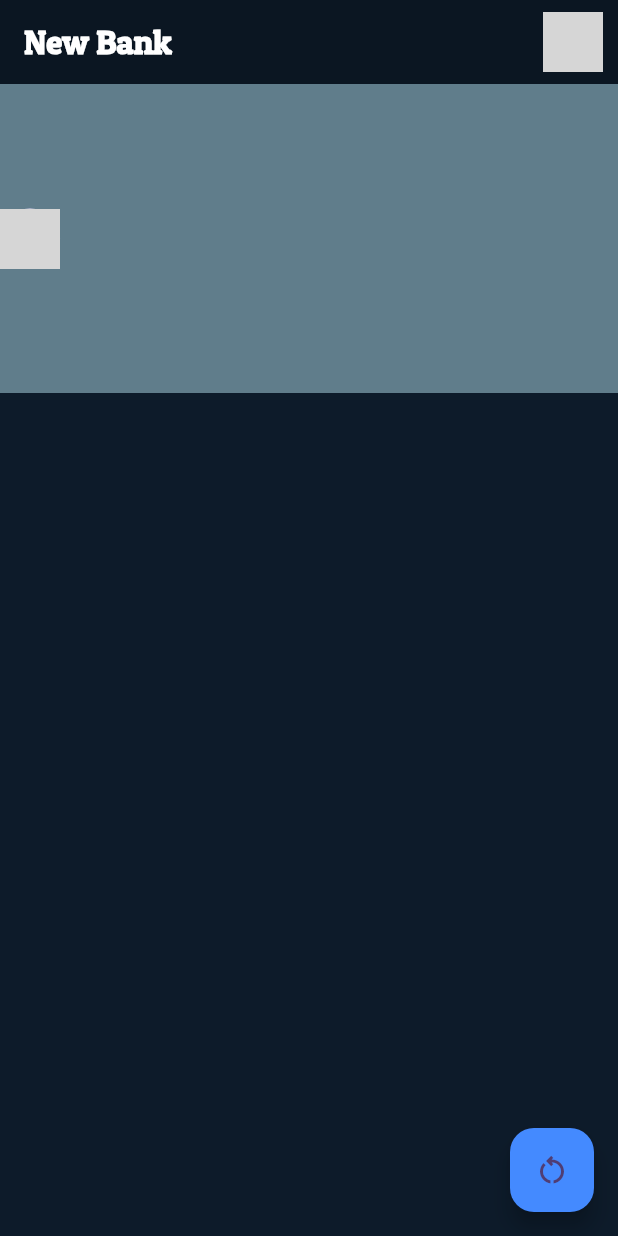
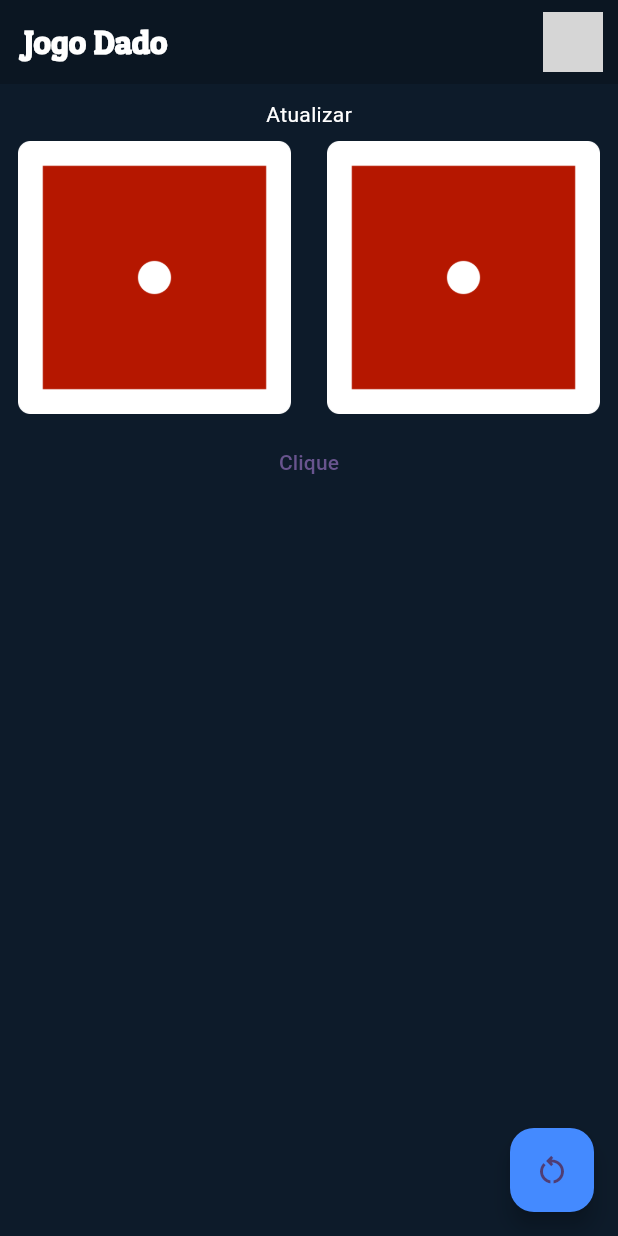
Before and after one commit to Raiam-Dev/app_flutter_http, a Flutter app: the screen it shows after launch, after a tap on the "restart alt" icon, on a phone screen of 412 x 824 dp. Run offline on Flutter 3.47's test engine with Material 3 defaults, Android fonts, the phone set to English and light mode, and no system bars; our stand-ins replace audioplayers; accounts and stored records are empty; network calls fail; grey boxes are pictures that could not be loaded.

Commit message:
Versao Melhorando

```diff
--- a/lib/functionsApi/api_teste.dart
+++ b/lib/functionsApi/api_teste.dart
@@ -3,14 +3,14 @@ import 'package:app_http/Mapper/mapper_json.dart';
 import 'package:http/http.dart' as http;
 
 Future<User> requestApi() async {
-  var url = Uri.parse("https://jsonplaceholder.typicode.com/todos/1");
+  var url = Uri.parse("https://jsonplaceholder.typicode.com/todos/10");
 
   var response = await http.get(url);
 
   if (response.statusCode == 200) {
     dynamic jsondecoder = jsonDecode(response.body);
-    User user_client = User.fromMap(jsondecoder);
-    return user_client;
+    User userclient = User.fromMap(jsondecoder);
+    return userclient;
   } else {
     throw Exception("Erro ao com servidor");
   }
--- a/lib/main.dart
+++ b/lib/main.dart
@@ -1,6 +1,8 @@
 import 'package:app_http/Mapper/mapper_json.dart';
 import 'package:flutter/material.dart';
 import 'functionsApi/api_teste.dart';
+import 'package:audioplayers/audioplayers.dart';
+import 'dart:math';
 
 void main() {
   runApp(const MyApp());
@@ -28,13 +30,20 @@
 }
 
 class _MyHomePageState extends State<MyHomePage> {
-  String imagem = "images/brenda.jpg";
+  int dadoEsquerdo = 1;
+  int dadoDireito = 1;
   User? result;
+
   void carregarApi() async {
     User resultado = await requestApi();
     setState(() {
       result = resultado;
     });
+  }
+
+  void gerarDados() {
+    dadoDireito = Random().nextInt(6) + 1;
+    dadoEsquerdo = Random().nextInt(6) + 1;
   }
 
   @override
@@ -43,7 +52,7 @@
       backgroundColor: Color(0xFF0D1B2A),
       appBar: AppBar(
         title: Text(
-          "New Bank",
+          "Jogo Dado",
           style: TextStyle(
             color: Colors.white,
             fontFamily: "PatuaOne",
@@ -54,46 +63,92 @@
         actions: [
           CircleAvatar(
             foregroundImage: NetworkImage(
-              "https://static1.purepeople.com.br/articles/9/22/72/39/@/2616689-flavia-pavanelli-e-brenda-na-novela-as-580x0-3.jpg",
+              "https://wallpapers.com/images/featured-full/instagram-logo-vector-png-ir8f58dvmxlfkgac.png",
             ),
           ),
           SizedBox(width: 10),
         ],
       ),
       body: SafeArea(
-        child: SingleChildScrollView(
         child: Column(
           children: [
-              Container(
-                width: MediaQuery.of(context).size.width * 1,
-                height: MediaQuery.of(context).size.width * 0.50,
-                color: Colors.blueGrey,
-                child: Row(
+            SizedBox(height: 10),
+            result != null
+                ? Card(
+                  margin: EdgeInsets.symmetric(vertical: 10, horizontal: 10),
+                  color: const Color.fromARGB(255, 26, 29, 31),
+                  child: Padding(
+                    padding: const EdgeInsets.all(8.0),
+                    child: Column(
+                      mainAxisAlignment: MainAxisAlignment.center,
                       children: [
-                    CircleAvatar(
-                      foregroundImage: NetworkImage(
-                        "https://static1.purepeople.com.br/articles/9/22/72/39/@/2616689-flavia-pavanelli-e-brenda-na-novela-as-580x0-3.jpg",
+                        ListTile(
+                          leading: Icon(
+                            Icons.message,
+                            color: Colors.greenAccent,
                           ),
-                    ),
+                          title:
                               result == null
-                        ? Text('')
+                                  ? Text(
+                                    'Details:',
+                                    style: TextStyle(color: Colors.white),
+                                  )
                                   : Text(
-                          '${result!.title}',
+                                    'Details: ${result!.title}',
                                     style: TextStyle(color: Colors.white),
-                        ),
-                  ],
                                   ),
                         ),
                       ],
                     ),
                   ),
+                )
+                : Center(
+                  child: Text(
+                    "Atualizar",
+                    style: TextStyle(color: Colors.white),
                   ),
+                ),
+            Row(
+              children: [
+                Expanded(
+                  child: TextButton(
+                    onPressed: () {
+                      setState(() {
+                        gerarDados();
+                      });
+                    },
+                    child: Image.asset("images/dado$dadoEsquerdo.png"),
+                  ),
+                ),
+                Expanded(
+                  child: TextButton(
+                    onPressed: () {
+                      setState(() {
+                        gerarDados();
+                      });
+                    },
+                    child: Image.asset("images/dado$dadoDireito.png"),
+                  ),
+                ),
+              ],
+            ),
+            TextButton(
+              onPressed: () {
+                final player = AudioPlayer();
+                player.setSource(AssetSource('music/nota1.wav'));
+              },
+              child: Text("Clique"),
+            ),
+          ],
+        ),
+      ),
+
       floatingActionButton: FloatingActionButton(
-        child: Icon(Icons.restart_alt_outlined),
         backgroundColor: Colors.blueAccent,
         onPressed: () {
           carregarApi();
         },
+        child: Icon(Icons.restart_alt_outlined),
       ),
     );
   }
--- a/pubspec.yaml
+++ b/pubspec.yaml
@@ -35,6 +35,8 @@ dependencies:
   # Use with the CupertinoIcons class for iOS style icons.
   cupertino_icons: ^1.0.8
   http: ^1.3.0
+  audiofileplayer: ^2.1.1
+  audioplayers: ^6.4.0
 
 dev_dependencies:
   flutter_test:
@@ -61,6 +63,7 @@ flutter:
   # To add assets to your application, add an assets section, like this:
   assets:
     - images/
+    - music/
   #   - images/a_dot_ham.jpeg
 
   # An image asset can refer to one or more resolution-specific "variants", see
```
Also changed, not shown: images/brenda.jpg (deleted), images/dado1.png (added), images/dado2.png (added), images/dado3.png (added), images/dado4.png (added), images/dado5.png (added), images/dado6.png (added), images/images-removebg-preview.png (deleted), images/logoTec.png (deleted), pubspec.lock, 19 other files. Lines whose indentation alone changed are shown as unchanged.
